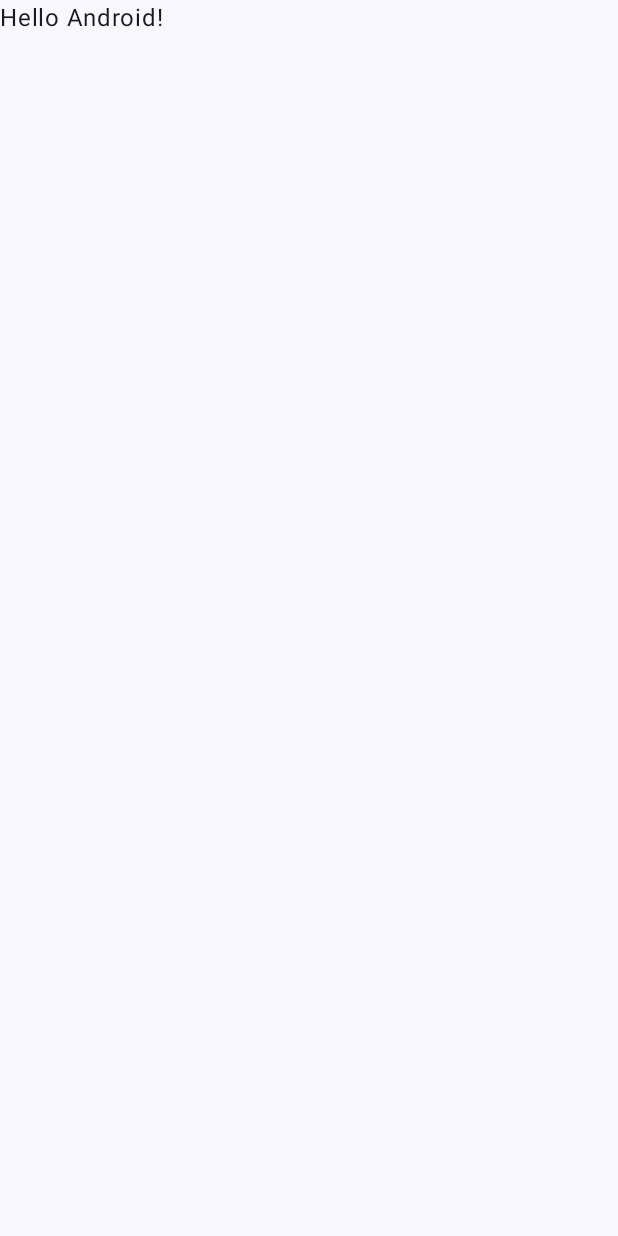
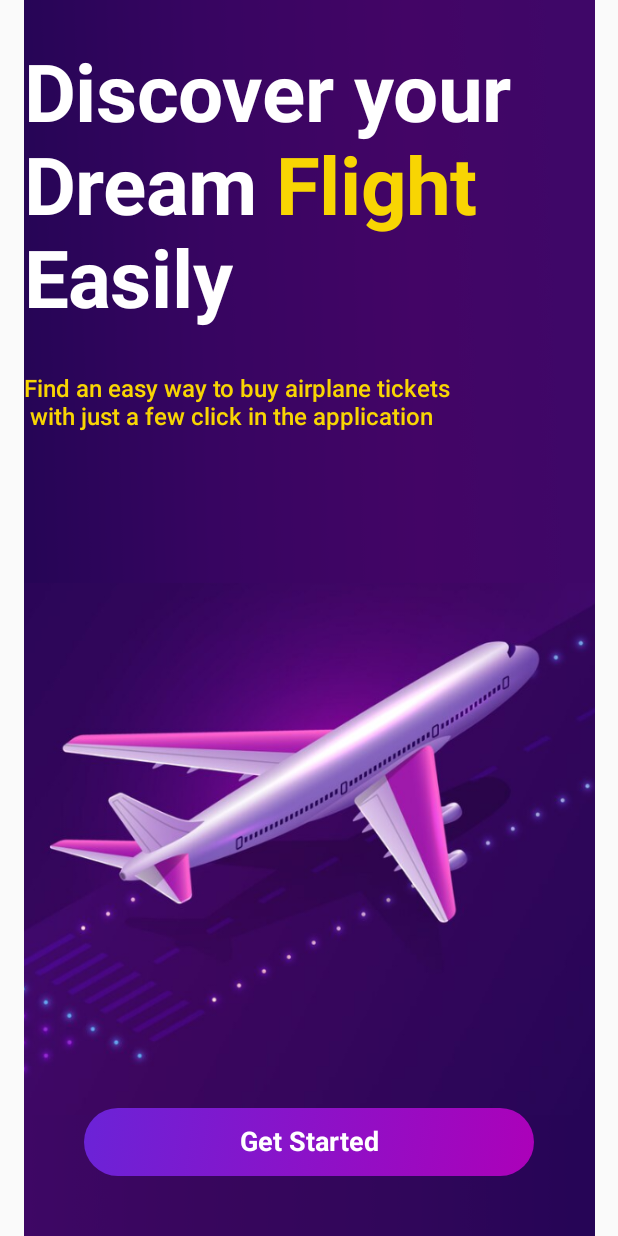
Before and after one commit to carloshenriquefs/ticket-booking, an Android app built with Jetpack Compose: the screen it shows after launch (MainActivity before the commit, SplashActivity after it), on a phone screen of 412 x 824 dp. Before the commit the screen is almost empty. Run offline under Robolectric (Android 15) with nearby library versions, the phone set to English and light mode, and no system bars; our stand-ins replace accompanist, constraintlayout-compose.

Commit message:
feat: create screen Splash Activity

```diff
--- a/app/src/main/AndroidManifest.xml
+++ b/app/src/main/AndroidManifest.xml
@@ -14,18 +14,20 @@
         tools:targetApi="31">
         <activity
             android:name=".Activities.Splash.SplashActivity"
-            android:exported="false" />
-        <activity
-            android:name=".MainActivity"
-            android:exported="true"
-            android:label="@string/app_name"
-            android:theme="@style/Theme.Ticket">
+            android:exported="true">
             <intent-filter>
                 <action android:name="android.intent.action.MAIN" />
 
                 <category android:name="android.intent.category.LAUNCHER" />
             </intent-filter>
         </activity>
+        <activity
+            android:name=".MainActivity"
+            android:exported="true"
+            android:label="@string/app_name"
+            android:theme="@style/Theme.Ticket">
+
+        </activity>
     </application>
 
 </manifest>
--- /dev/null
+++ b/app/src/main/java/br/com/fiap/ticket/Activities/Splash/GradientButton.kt
@@ -0,0 +1,61 @@
+package br.com.fiap.ticket.Activities.Splash
+
+import androidx.compose.foundation.background
+import androidx.compose.foundation.layout.Box
+import androidx.compose.foundation.layout.fillMaxWidth
+import androidx.compose.foundation.layout.padding
+import androidx.compose.foundation.shape.RoundedCornerShape
+import androidx.compose.material.Text
+import androidx.compose.material3.Button
+import androidx.compose.material3.ButtonDefaults
+import androidx.compose.runtime.Composable
+import androidx.compose.ui.Alignment
+import androidx.compose.ui.Modifier
+import androidx.compose.ui.graphics.Brush
+import androidx.compose.ui.graphics.Color
+import androidx.compose.ui.res.colorResource
+import androidx.compose.ui.text.font.FontWeight
+import androidx.compose.ui.tooling.preview.Preview
+import androidx.compose.ui.unit.dp
+import androidx.compose.ui.unit.sp
+import br.com.fiap.ticket.R
+
+@Composable
+@Preview
+fun GradientButton(
+    onClick: () -> Unit = {},
+    text: String = "Get Started",
+    padding: Int = 0
+) {
+    Button(
+        onClick = onClick,
+        modifier = Modifier
+            .fillMaxWidth()
+            .padding(padding.dp),
+        shape = RoundedCornerShape(16.dp),
+        colors = ButtonDefaults.buttonColors(containerColor = Color.Transparent)
+    ) {
+        Box(
+            modifier = Modifier
+                .background(
+                    brush = Brush.linearGradient(
+                        colors = listOf(
+                            colorResource(R.color.purple),
+                            colorResource(R.color.pink)
+                        )
+                    ),
+                    shape = RoundedCornerShape(50.dp)
+                )
+                .fillMaxWidth()
+                .padding(vertical = 12.dp),
+            contentAlignment = Alignment.Center
+        ) {
+            Text(
+                text = text,
+                color = Color.White,
+                fontWeight = FontWeight.Bold,
+                fontSize = 18.sp
+            )
+        }
+    }
+}
--- a/app/src/main/java/br/com/fiap/ticket/Activities/Splash/SplashActivity.kt
+++ b/app/src/main/java/br/com/fiap/ticket/Activities/Splash/SplashActivity.kt
@@ -1,19 +1,119 @@
 package br.com.fiap.ticket.Activities.Splash
 
+import android.content.Intent
 import android.os.Bundle
+import androidx.activity.compose.setContent
+import androidx.activity.enableEdgeToEdge
 import androidx.appcompat.app.AppCompatActivity
 import androidx.compose.foundation.Image
+import androidx.compose.foundation.layout.Box
 import androidx.compose.foundation.layout.Column
 import androidx.compose.foundation.layout.fillMaxSize
+import androidx.compose.foundation.layout.padding
+import androidx.compose.material3.Text
 import androidx.compose.runtime.Composable
+import androidx.compose.runtime.SideEffect
 import androidx.compose.ui.Modifier
+import androidx.compose.ui.graphics.Color
+import androidx.compose.ui.res.colorResource
 import androidx.compose.ui.res.painterResource
+import androidx.compose.ui.res.stringResource
+import androidx.compose.ui.text.SpanStyle
+import androidx.compose.ui.text.buildAnnotatedString
+import androidx.compose.ui.text.font.FontWeight
+import androidx.compose.ui.text.withStyle
 import androidx.compose.ui.tooling.preview.Preview
+import androidx.compose.ui.unit.dp
+import androidx.compose.ui.unit.sp
 import androidx.constraintlayout.compose.ConstraintLayout
+import br.com.fiap.ticket.MainActivity
 import br.com.fiap.ticket.R
+import com.google.accompanist.systemuicontroller.rememberSystemUiController
 
 class SplashActivity : AppCompatActivity() {
     override fun onCreate(savedInstanceState: Bundle?) {
         super.onCreate(savedInstanceState)
+
+        enableEdgeToEdge()
+
+        setContent {
+            SplashScreen(onGetStartedClick = {
+                startActivity(Intent(this, MainActivity::class.java))
+            })
+        }
     }
 }
+
+@Composable
+@Preview
+fun SplashScreen(onGetStartedClick: () -> Unit = {}) {
+    StatusTopBarColor()
+    Column(modifier = Modifier.fillMaxSize()) {
+        ConstraintLayout() {
+            val (backgroundImg, title, subtitle, startbtn) = createRefs()
+            Image(
+                painter = painterResource(R.drawable.splash_bg),
+                contentDescription = null,
+                modifier = Modifier
+                    .constrainAs(backgroundImg) {
+                        top.linkTo(parent.top)
+                        start.linkTo(parent.start)
+                    }
+                    .fillMaxSize()
+            )
+            val styledText = buildAnnotatedString {
+                append("Discover your\nDream")
+                withStyle(style = SpanStyle(color = colorResource(R.color.orange))) {
+                    append(" Flight")
+                }
+                append("\nEasily")
+            }
+            Text(
+                text = styledText,
+                fontSize = 53.sp,
+                fontWeight = FontWeight.Bold,
+                color = Color.White,
+                modifier = Modifier
+                    .padding(top = 32.dp)
+                    .padding(horizontal = 16.dp)
+                    .constrainAs(title) {
+                        top.linkTo(parent.top)
+                        start.linkTo(parent.start)
+                    }
+
+            )
+            Text(
+                text = stringResource(R.string.subtitle_splash),
+                fontSize = 16.sp,
+                fontWeight = FontWeight.SemiBold,
+                color = colorResource(R.color.orange),
+                modifier = Modifier
+                    .padding(top = 32.dp, start = 16.dp)
+                    .constrainAs(subtitle) {
+                        top.linkTo(title.bottom)
+                        start.linkTo(title.start)
+                    }
+            )
+
+            Box(
+                modifier = Modifier.constrainAs(startbtn) {
+                    bottom.linkTo(parent.bottom)
+                }
+            ) {
+                GradientButton(onClick = onGetStartedClick, "Get Started", 32)
+            }
+        }
+    }
+}
+
+@Composable
+fun StatusTopBarColor() {
+    val systemUiController = rememberSystemUiController()
+
+    SideEffect {
+        systemUiController.setStatusBarColor(
+            color = Color.Transparent,
+            darkIcons = false
+        )
+    }
+}
--- a/app/src/main/res/values/strings.xml
+++ b/app/src/main/res/values/strings.xml
@@ -1,3 +1,5 @@
 <resources>
     <string name="app_name">ticket</string>
+    <string name="subtitle_splash">Find an easy way to buy airplane tickets\n
+        with just a few click in the application</string>
 </resources>
--- a/app/src/main/res/values/themes.xml
+++ b/app/src/main/res/values/themes.xml
@@ -1,5 +1,4 @@
 <?xml version="1.0" encoding="utf-8"?>
 <resources>
-
-    <style name="Theme.Ticket" parent="android:Theme.Material.Light.NoActionBar" />
+    <style name="Theme.Ticket" parent="Theme.AppCompat.Light.NoActionBar" />
 </resources>
```
